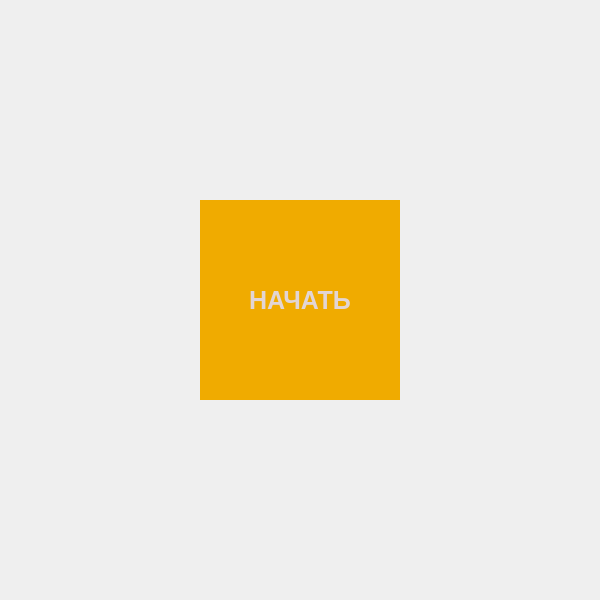
First picture: the form in welcome.ui, repository philipscode/Quiz-for-genetic-algorithm-task, before the edit.
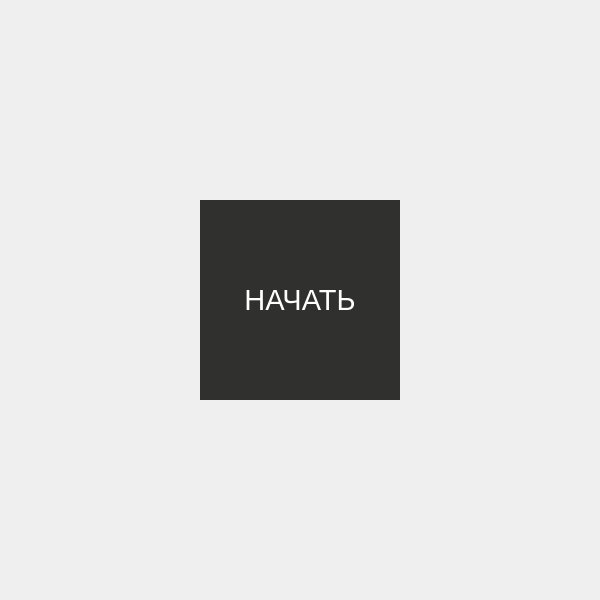
Second picture: the form after the edit.

```diff
--- a/welcome.ui
+++ b/welcome.ui
@@ -85,12 +85,22 @@
        <height>800</height>
       </size>
      </property>
+     <property name="font">
+      <font>
+       <pointsize>22</pointsize>
+      </font>
+     </property>
      <property name="styleSheet">
-      <string notr="true">background-color:  rgb(240, 171, 0);
-color: rgb(226, 213, 212);
-font-size: 25px;
-font-weight: 600;
-border: 0px;</string>
+      <string notr="true">QPushButton {
+	background-color: #30302e;
+	border: 0px;
+	color: white;
+}
+QPushButton:pressed {
+	background-color: #a8a8a4;
+	border: 0px;
+	color: white;
+ }</string>
      </property>
      <property name="text">
       <string>НАЧАТЬ</string>
```
